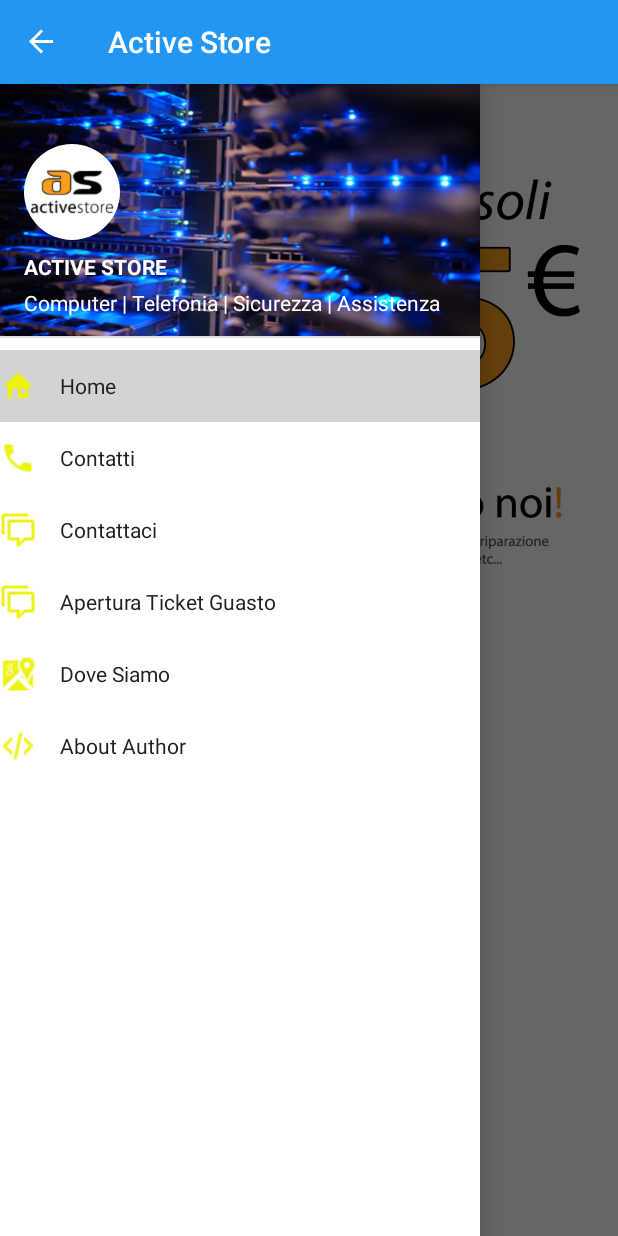
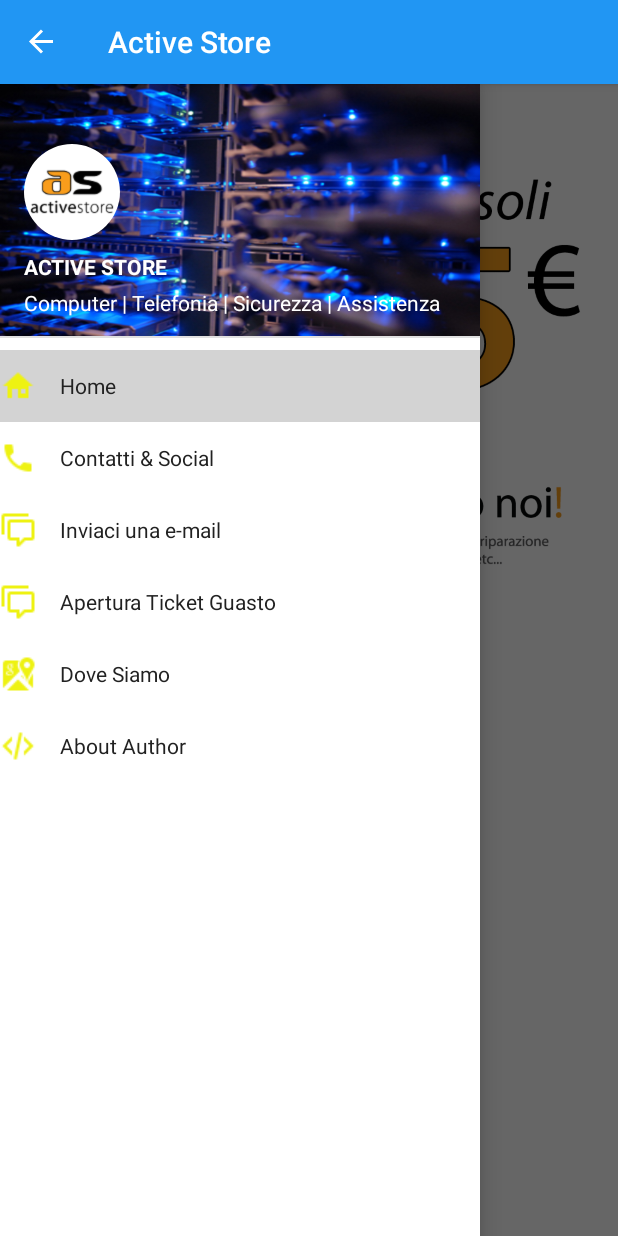
Before and after one commit to RoSSiFuMi1988/AsApp, an Android app: the screen it shows after launch (MainActivity), on a phone screen of 412 x 824 dp. Run offline under Robolectric (Android 15) with nearby library versions, the phone set to English and light mode, and no system bars.

Commit message:
Removed the Settings menu from the action Bar

```diff
--- a/app/src/main/java/store/active/asapp/MainActivity.java
+++ b/app/src/main/java/store/active/asapp/MainActivity.java
@@ -119,10 +119,10 @@ public class MainActivity extends ActionBarActivity implements NavigationDrawerC
         // as you specify a parent activity in AndroidManifest.ic_coding.
         int id = item.getItemId();
 
-        //noinspection SimplifiableIfStatement
+       /* //noinspection SimplifiableIfStatement
         if (id == R.id.action_settings) {
             return true;
-        }
+        }*/
 
         return super.onOptionsItemSelected(item);
     }
--- a/app/src/main/java/store/active/asapp/NavigationDrawerFragment.java
+++ b/app/src/main/java/store/active/asapp/NavigationDrawerFragment.java
@@ -122,8 +122,8 @@ public class NavigationDrawerFragment extends Fragment implements NavigationDraw
         List<NavigationItem> items = new ArrayList<NavigationItem>();
         //items.add(new NavigationItem("item 1", getResources().getDrawable(R.drawable.ic_menu_check)));
         items.add(new NavigationItem("Home",getResources().getDrawable(R.drawable.ic_home_variant)));
-        items.add(new NavigationItem("Contatti",getResources().getDrawable(R.drawable.ic_phone)));
-        items.add(new NavigationItem("Contattaci",getResources().getDrawable(R.drawable.ic_comment_multiple_outline)));
+        items.add(new NavigationItem("Contatti & Social",getResources().getDrawable(R.drawable.ic_phone)));
+        items.add(new NavigationItem("Inviaci una e-mail",getResources().getDrawable(R.drawable.ic_comment_multiple_outline)));
         items.add(new NavigationItem("Apertura Ticket Guasto",getResources().getDrawable(R.drawable.ic_comment_multiple_outline)));
         items.add(new NavigationItem("Dove Siamo",getResources().getDrawable(ic_position_activity)));
         items.add(new NavigationItem("About Author",getResources().getDrawable(R.drawable.ic_coding)));
--- a/app/src/main/res/layout/activity_main.xml
+++ b/app/src/main/res/layout/activity_main.xml
@@ -19,5 +19,6 @@
             android:layout_width="@dimen/navigation_drawer_width"
             android:layout_height="match_parent" android:layout_gravity="start"
             app:layout="@layout/fragment_navigation_drawer" />
+
     </android.support.v4.widget.DrawerLayout>
 </RelativeLayout>
--- a/app/src/main/res/menu/main.xml
+++ b/app/src/main/res/menu/main.xml
@@ -1,3 +1,3 @@
 <menu xmlns:android="http://schemas.android.com/apk/res/android">
-    <item android:id="@+id/action_settings" android:title="@string/action_settings" />
+    <!-- <item android:id="@+id/action_settings" android:title="@string/action_settings" /> -->
 </menu>
```
